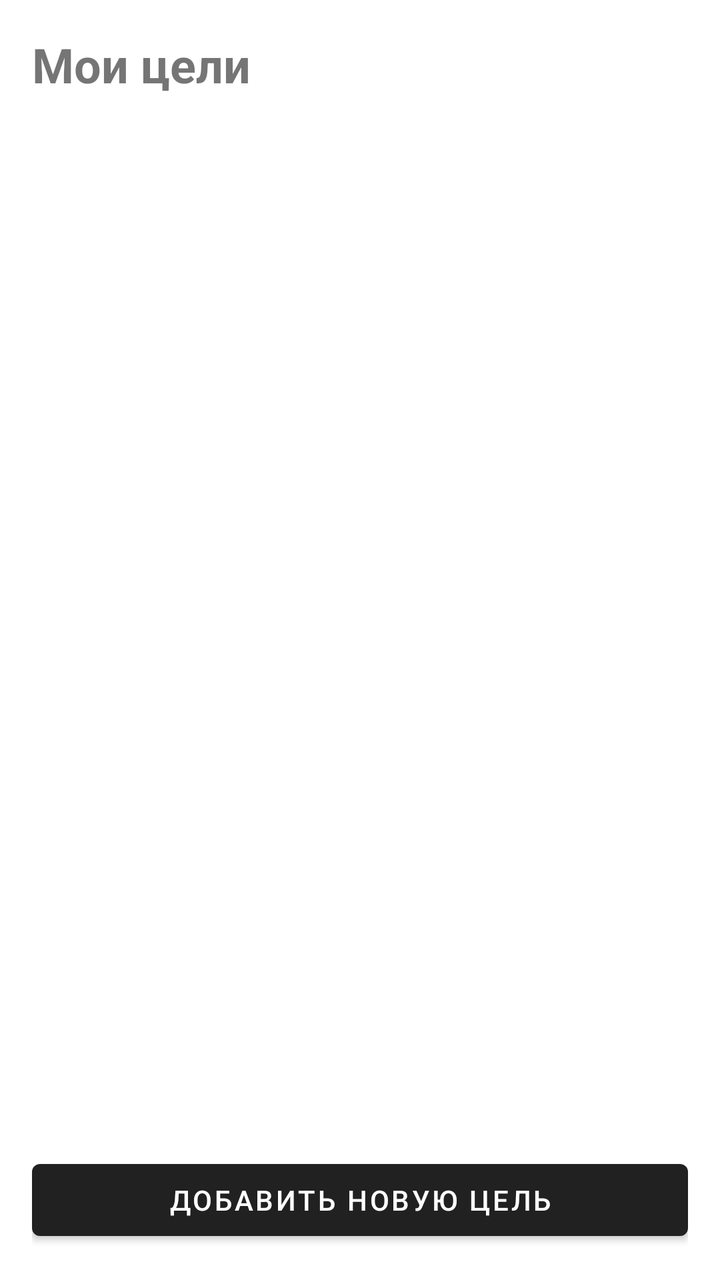
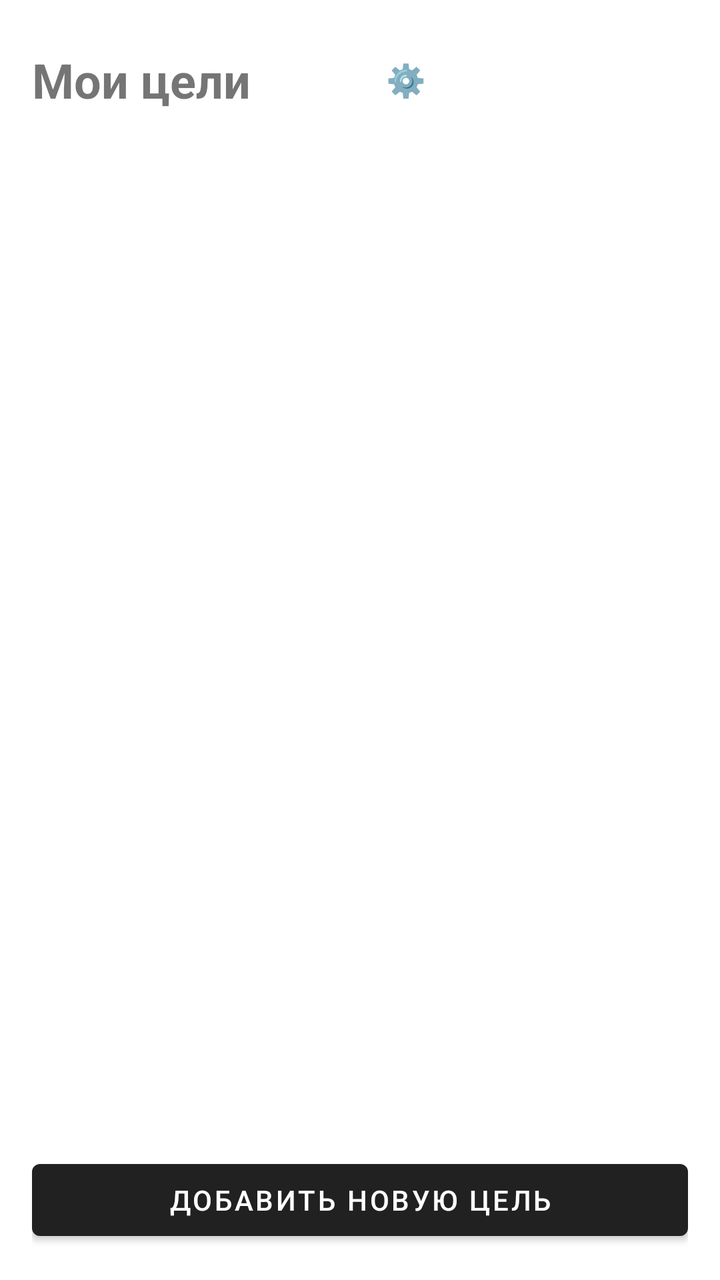

Screens rendered from an Android XML layout before and after an edit, with the pre-edit source and the edit as a unified diff.
<!-- AndroidManifest.xml: application theme Theme.MaterialComponents.DayNight.DarkActionBar -->
<!-- res/layout/activity_main.xml -->
<?xml version="1.0" encoding="utf-8"?>
<LinearLayout xmlns:android="http://schemas.android.com/apk/res/android"
    android:layout_width="match_parent"
    android:layout_height="match_parent"
    android:orientation="vertical"
    android:padding="16dp">

    <TextView
        android:layout_width="wrap_content"
        android:layout_height="wrap_content"
        android:text="Мои цели"
        android:textSize="24sp"
        android:textStyle="bold"
        android:layout_marginBottom="16dp"/>

    <androidx.recyclerview.widget.RecyclerView
        android:id="@+id/recyclerView"
        android:layout_width="match_parent"
        android:layout_height="0dp"
        android:layout_weight="1"/>

    <Button
        android:id="@+id/btnAddGoal"
        android:layout_width="match_parent"
        android:layout_height="wrap_content"
        android:text="Добавить новую цель"
        android:layout_marginTop="16dp"/>

</LinearLayout>
<!-- resources referenced by this layout -->
<resources>

</resources>

<!-- the commit's change to res/layout/activity_main.xml (unified diff, before → after) -->
@@ -5,13 +5,29 @@
     android:orientation="vertical"
     android:padding="16dp">
 
-    <TextView
-        android:layout_width="wrap_content"
+    <LinearLayout
+        android:layout_width="match_parent"
         android:layout_height="wrap_content"
-        android:text="Мои цели"
-        android:textSize="24sp"
-        android:textStyle="bold"
-        android:layout_marginBottom="16dp"/>
+        android:orientation="horizontal"
+        android:gravity="center_vertical"
+        android:layout_marginBottom="16dp">
+        
+        <TextView
+            android:layout_width="0dp"
+            android:layout_weight="1"
+            android:layout_height="wrap_content"
+            android:text="Мои цели"
+            android:textSize="24sp"
+            android:textStyle="bold"/>
+
+        <Button
+            android:id="@+id/btnSettings"
+            android:layout_width="wrap_content"
+            android:layout_height="wrap_content"
+            android:text="⚙️ Настройки"
+            android:background="?android:attr/selectableItemBackground"
+            android:textSize="16sp"/>
+    </LinearLayout>
 
     <androidx.recyclerview.widget.RecyclerView
         android:id="@+id/recyclerView"
